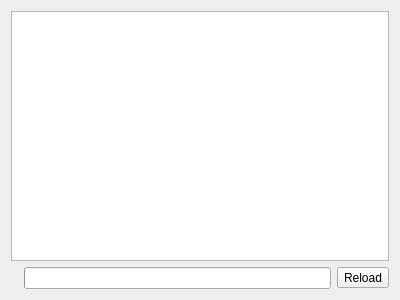
First picture: the form in src/gui/widgets/font/google_fonts_widget.ui, repository mbasaglia/glaxnimate, before the edit.
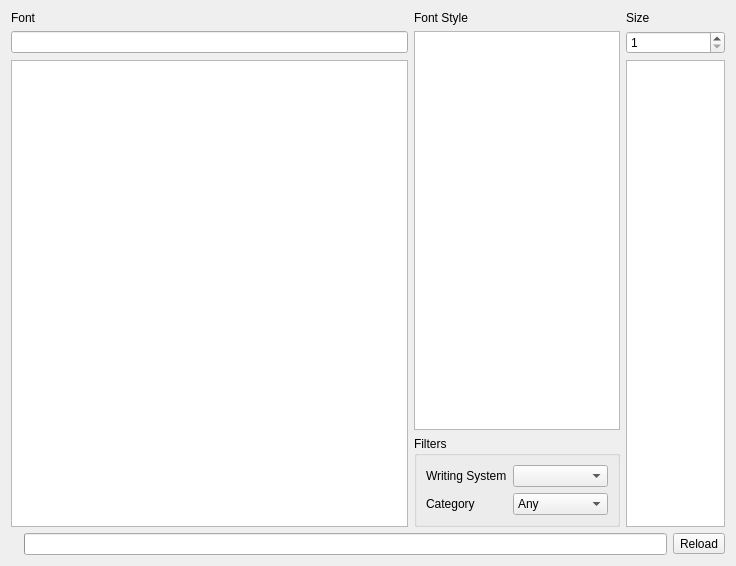
Second picture: the form after the edit. Icons and pictures are not drawn.

Commit message: Load ttf data from google fonts

What changed in the file:
```diff
--- a/src/gui/widgets/font/google_fonts_widget.ui
+++ b/src/gui/widgets/font/google_fonts_widget.ui
@@ -6,12 +6,123 @@
    <rect>
     <x>0</x>
     <y>0</y>
-    <width>400</width>
-    <height>300</height>
+    <width>736</width>
+    <height>566</height>
    </rect>
   </property>
-  <layout class="QVBoxLayout" name="verticalLayout">
-   <item>
+  <layout class="QGridLayout" name="gridLayout" columnstretch="20,5,5">
+   <item row="0" column="0">
+    <widget class="QLabel" name="label">
+     <property name="text">
+      <string>Font</string>
+     </property>
+    </widget>
+   </item>
+   <item row="0" column="1">
+    <widget class="QLabel" name="label_2">
+     <property name="text">
+      <string>Font Style</string>
+     </property>
+    </widget>
+   </item>
+   <item row="0" column="2">
+    <widget class="QLabel" name="label_3">
+     <property name="text">
+      <string>Size</string>
+     </property>
+    </widget>
+   </item>
+   <item row="1" column="0">
+    <widget class="QLineEdit" name="edit_family"/>
+   </item>
+   <item row="1" column="1" rowspan="2">
+    <layout class="QVBoxLayout" name="verticalLayout">
+     <item>
+      <widget class="QListWidget" name="view_style"/>
+     </item>
+     <item>
+      <widget class="QGroupBox" name="groupBox">
+       <property name="title">
+        <string>Filters</string>
+       </property>
+       <layout class="QFormLayout" name="formLayout">
+        <item row="0" column="0">
+         <widget class="QLabel" name="label_4">
+          <property name="text">
+           <string>Writing System</string>
+          </property>
+         </widget>
+        </item>
+        <item row="0" column="1">
+         <widget class="QComboBox" name="combo_system">
+          <property name="sizePolicy">
+           <sizepolicy hsizetype="Expanding" vsizetype="Fixed">
+            <horstretch>0</horstretch>
+            <verstretch>0</verstretch>
+           </sizepolicy>
+          </property>
+         </widget>
+        </item>
+        <item row="1" column="0">
+         <widget class="QLabel" name="label_5">
+          <property name="text">
+           <string>Category</string>
+          </property>
+         </widget>
+        </item>
+        <item row="1" column="1">
+         <widget class="QComboBox" name="combo_category">
+          <item>
+           <property name="text">
+            <string>Any</string>
+           </property>
+          </item>
+          <item>
+           <property name="text">
+            <string>Display</string>
+           </property>
+          </item>
+          <item>
+           <property name="text">
+            <string>Handwriting</string>
+           </property>
+          </item>
+          <item>
+           <property name="text">
+            <string>Monospace</string>
+           </property>
+          </item>
+          <item>
+           <property name="text">
+            <string>Sans Serif</string>
+           </property>
+          </item>
+          <item>
+           <property name="text">
+            <string>Serif</string>
+           </property>
+          </item>
+         </widget>
+        </item>
+       </layout>
+      </widget>
+     </item>
+    </layout>
+   </item>
+   <item row="1" column="2">
+    <widget class="QDoubleSpinBox" name="spin_size">
+     <property name="decimals">
+      <number>0</number>
+     </property>
+     <property name="minimum">
+      <double>1.000000000000000</double>
+     </property>
+     <property name="maximum">
+      <double>1000.000000000000000</double>
+     </property>
+    </widget>
+   </item>
+   <item row="2" column="0">
     <widget class="QTableView" name="view_google_fonts">
      <property name="alternatingRowColors">
       <bool>true</bool>
@@ -30,7 +141,10 @@
      </property>
     </widget>
    </item>
-   <item>
+   <item row="2" column="2">
+    <widget class="QListView" name="view_size"/>
+   </item>
+   <item row="3" column="0" colspan="3">
     <layout class="QHBoxLayout" name="horizontalLayout_2">
      <item>
       <widget class="QLabel" name="label_google_error">
```
The commit also changes 8 other files.
